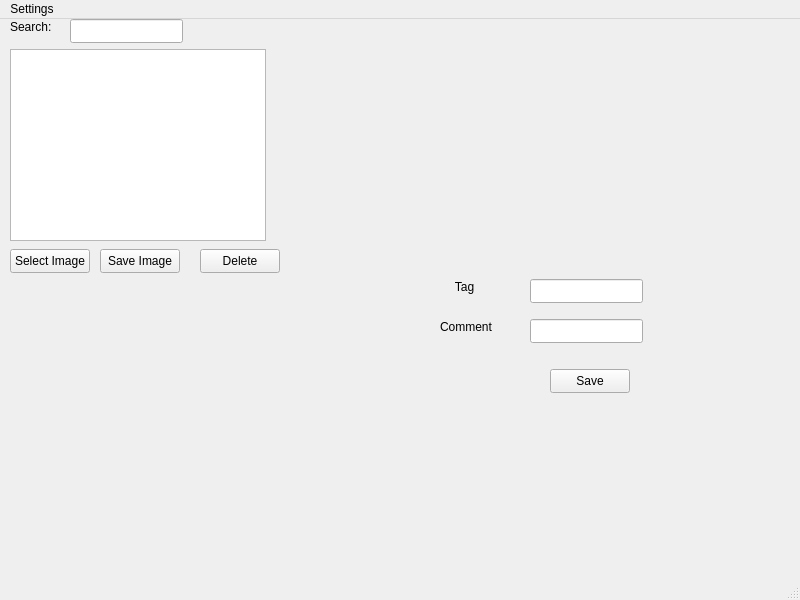
RaczNikoletta/QTImage, file mainwindow.ui: the form before one commit.
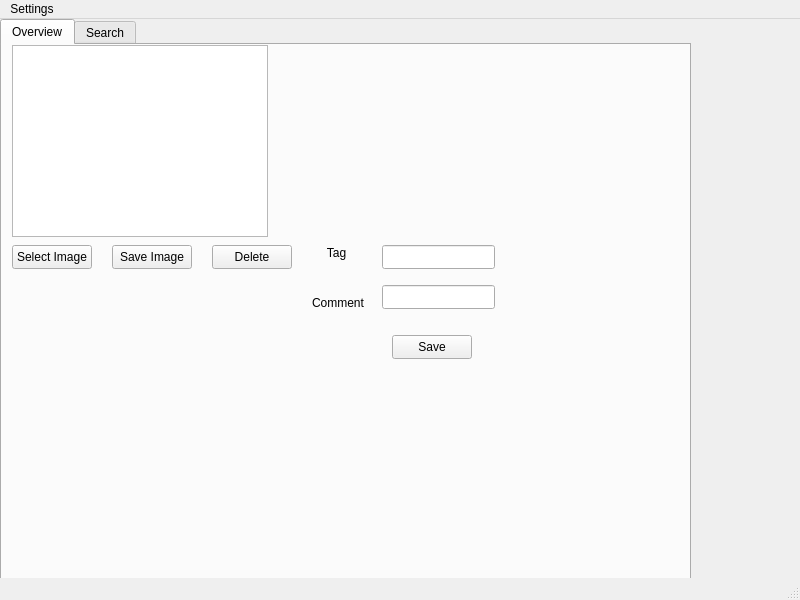
The form after the commit. The open tabs and pages were chosen to show the change.

Commit message: Task 7 TODO: change main image list

Patch:
```diff
--- a/mainwindow.ui
+++ b/mainwindow.ui
@@ -21,11 +21,99 @@
      <disabled/>
     </palette>
    </property>
+   <widget class="QLabel" name="label_2">
+    <property name="geometry">
+     <rect>
+      <x>440</x>
+      <y>300</y>
+      <width>61</width>
+      <height>16</height>
+     </rect>
+    </property>
+    <property name="text">
+     <string>Comment</string>
+    </property>
+   </widget>
+   <widget class="QTabWidget" name="tabWidget">
+    <property name="geometry">
+     <rect>
+      <x>0</x>
+      <y>0</y>
+      <width>691</width>
+      <height>581</height>
+     </rect>
+    </property>
+    <property name="currentIndex">
+     <number>1</number>
+    </property>
+    <widget class="QWidget" name="tab">
+     <attribute name="title">
+      <string>Overview</string>
+     </attribute>
+     <widget class="QListView" name="listView">
+      <property name="geometry">
+       <rect>
+        <x>10</x>
+        <y>0</y>
+        <width>256</width>
+        <height>192</height>
+       </rect>
+      </property>
+     </widget>
+     <widget class="QLineEdit" name="tagLabel">
+      <property name="geometry">
+       <rect>
+        <x>380</x>
+        <y>200</y>
+        <width>113</width>
+        <height>24</height>
+       </rect>
+      </property>
+     </widget>
+     <widget class="QLineEdit" name="commentLabel">
+      <property name="geometry">
+       <rect>
+        <x>380</x>
+        <y>240</y>
+        <width>113</width>
+        <height>24</height>
+       </rect>
+      </property>
+     </widget>
+     <widget class="QPushButton" name="pushButton_2">
+      <property name="geometry">
+       <rect>
+        <x>390</x>
+        <y>290</y>
+        <width>80</width>
+        <height>24</height>
+       </rect>
+      </property>
+      <property name="text">
+       <string>Save</string>
+      </property>
+     </widget>
+     <widget class="QLabel" name="label">
+      <property name="geometry">
+       <rect>
+        <x>310</x>
+        <y>200</y>
+        <width>49</width>
+        <height>16</height>
+       </rect>
+      </property>
+      <property name="text">
+       <string>Tag</string>
+      </property>
+      <property name="alignment">
+       <set>Qt::AlignCenter</set>
+      </property>
+     </widget>
    <widget class="QPushButton" name="selectImpushButton">
     <property name="geometry">
      <rect>
       <x>10</x>
-      <y>230</y>
+        <y>200</y>
       <width>80</width>
       <height>24</height>
      </rect>
@@ -34,24 +122,11 @@
      <string>Select Image</string>
     </property>
    </widget>
-   <widget class="QLabel" name="picturelabel">
-    <property name="geometry">
-     <rect>
-      <x>310</x>
-      <y>30</y>
-      <width>351</width>
-      <height>181</height>
-     </rect>
-    </property>
-    <property name="text">
-     <string/>
-    </property>
-   </widget>
    <widget class="QPushButton" name="pushButton">
     <property name="geometry">
      <rect>
-      <x>100</x>
-      <y>230</y>
+        <x>110</x>
+        <y>200</y>
       <width>80</width>
       <height>24</height>
      </rect>
@@ -63,8 +138,8 @@
    <widget class="QPushButton" name="deleteButton">
     <property name="geometry">
      <rect>
-      <x>200</x>
-      <y>230</y>
+        <x>210</x>
+        <y>200</y>
       <width>80</width>
       <height>24</height>
      </rect>
@@ -73,11 +148,58 @@
      <string>Delete</string>
     </property>
    </widget>
+     <widget class="QLabel" name="picturelabel">
+      <property name="geometry">
+       <rect>
+        <x>290</x>
+        <y>0</y>
+        <width>351</width>
+        <height>181</height>
+       </rect>
+      </property>
+      <property name="text">
+       <string/>
+      </property>
+     </widget>
+     <widget class="QLabel" name="label_4">
+      <property name="geometry">
+       <rect>
+        <x>310</x>
+        <y>250</y>
+        <width>61</width>
+        <height>16</height>
+       </rect>
+      </property>
+      <property name="text">
+       <string>Comment</string>
+      </property>
+     </widget>
+    </widget>
+    <widget class="QWidget" name="tab_2">
+     <attribute name="title">
+      <string>Search</string>
+     </attribute>
+     <widget class="QLabel" name="label_5">
+      <property name="geometry">
+       <rect>
+        <x>10</x>
+        <y>20</y>
+        <width>49</width>
+        <height>16</height>
+       </rect>
+      </property>
+      <property name="frameShadow">
+       <enum>QFrame::Plain</enum>
+      </property>
+      <property name="text">
+       <string>Search:</string>
+      </property>
+     </widget>
    <widget class="QLineEdit" name="lineEdit">
     <property name="geometry">
      <rect>
       <x>70</x>
-      <y>0</y>
+        <y>10</y>
       <width>113</width>
       <height>24</height>
      </rect>
@@ -95,93 +217,30 @@
      <bool>true</bool>
     </property>
    </widget>
-   <widget class="QListView" name="listView">
+     <widget class="QListView" name="searchList">
     <property name="geometry">
      <rect>
-      <x>10</x>
-      <y>30</y>
-      <width>256</width>
+        <x>280</x>
+        <y>40</y>
+        <width>111</width>
       <height>192</height>
      </rect>
     </property>
-   </widget>
-   <widget class="QLabel" name="label">
-    <property name="geometry">
-     <rect>
-      <x>440</x>
-      <y>260</y>
-      <width>49</width>
-      <height>16</height>
-     </rect>
-    </property>
-    <property name="text">
-     <string>Tag</string>
-    </property>
-    <property name="alignment">
-     <set>Qt::AlignCenter</set>
-    </property>
-   </widget>
-   <widget class="QLabel" name="label_2">
+      <property name="sizeAdjustPolicy">
+       <enum>QAbstractScrollArea::AdjustToContents</enum>
+      </property>
+     </widget>
+     <widget class="QListWidget" name="listWidget">
     <property name="geometry">
      <rect>
-      <x>440</x>
-      <y>300</y>
-      <width>61</width>
-      <height>16</height>
-     </rect>
-    </property>
-    <property name="text">
-     <string>Comment</string>
-    </property>
-   </widget>
-   <widget class="QLineEdit" name="tagLabel">
-    <property name="geometry">
-     <rect>
-      <x>530</x>
-      <y>260</y>
-      <width>113</width>
-      <height>24</height>
-     </rect>
-    </property>
-   </widget>
-   <widget class="QLineEdit" name="commentLabel">
-    <property name="geometry">
-     <rect>
-      <x>530</x>
-      <y>300</y>
-      <width>113</width>
-      <height>24</height>
-     </rect>
-    </property>
-   </widget>
-   <widget class="QPushButton" name="pushButton_2">
-    <property name="geometry">
-     <rect>
-      <x>550</x>
-      <y>350</y>
-      <width>80</width>
-      <height>24</height>
-     </rect>
-    </property>
-    <property name="text">
-     <string>Save</string>
-    </property>
-   </widget>
-   <widget class="QLabel" name="label_3">
-    <property name="geometry">
-     <rect>
-      <x>10</x>
-      <y>0</y>
-      <width>49</width>
-      <height>16</height>
-     </rect>
-    </property>
-    <property name="frameShadow">
-     <enum>QFrame::Plain</enum>
-    </property>
-    <property name="text">
-     <string>Search:</string>
-    </property>
+        <x>70</x>
+        <y>40</y>
+        <width>111</width>
+        <height>151</height>
+       </rect>
+      </property>
+     </widget>
+    </widget>
    </widget>
   </widget>
   <widget class="QMenuBar" name="menuBar">
```
Lines whose indentation alone changed are shown as unchanged. The commit also changes 2 other files.
